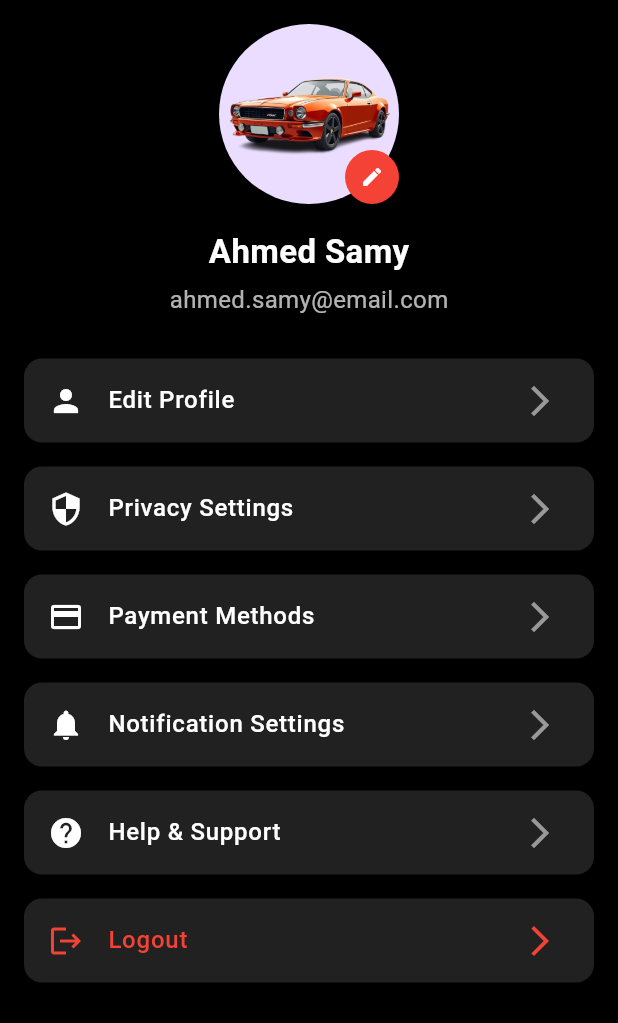
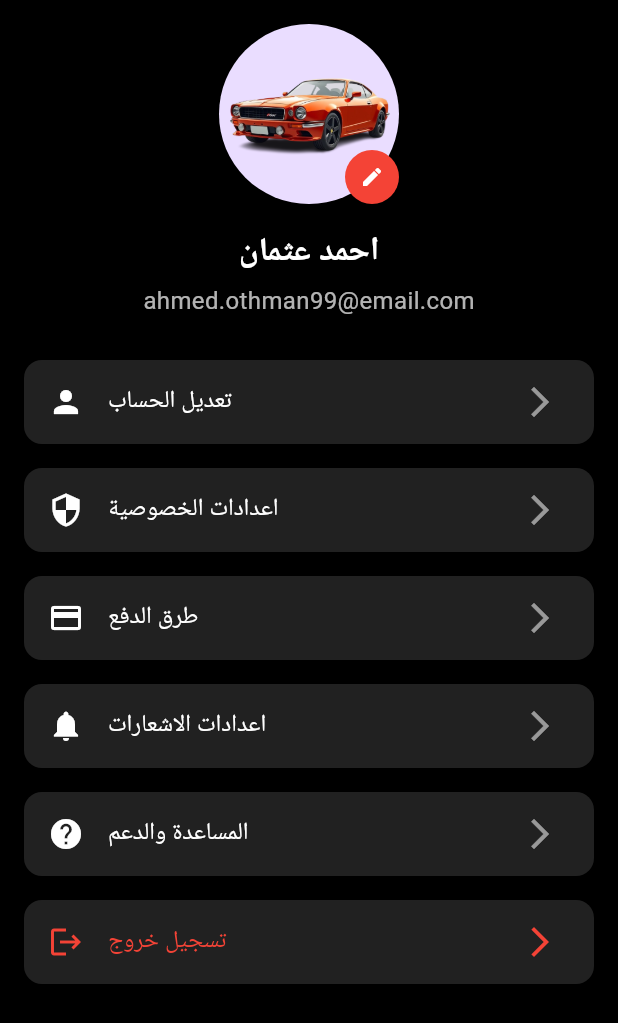
Before and after one commit to ahmedmelsayed74/Rodify, a Flutter app: the ProfileScreen screen opened directly, on a phone screen of 412 x 824 dp. Shown: the top 1023 px of the screen. Run offline on Flutter 3.47's test engine with Material 3 defaults, Android fonts, the light colour scheme and no system bars; our stand-ins replace google_nav_bar.

Commit message:
Update profile_screen.dart

```diff
--- a/lib/profile_screen.dart
+++ b/lib/profile_screen.dart
@@ -66,13 +66,13 @@ class ProfileScreen extends StatelessWidget {
     return Column(
       children: [
         Text(
-          "Ahmed Samy",
+          "احمد عثمان",
           style: TextStyle(
               color: Colors.white, fontSize: 22, fontWeight: FontWeight.bold),
         ),
         SizedBox(height: 5),
         Text(
-          "ahmed.samy@email.com",
+          "ahmed.othman99@email.com",
           style: TextStyle(color: Colors.white70, fontSize: 16),
         ),
       ],
@@ -82,12 +82,12 @@ class ProfileScreen extends StatelessWidget {
   Widget _buildProfileOptions(BuildContext context) {
     return Column(
       children: [
-        _buildOptionTile(Icons.person, "Edit Profile", () {}),
-        _buildOptionTile(Icons.security, "Privacy Settings", () {}),
-        _buildOptionTile(Icons.payment, "Payment Methods", () {}),
-        _buildOptionTile(Icons.notifications, "Notification Settings", () {}),
-        _buildOptionTile(Icons.help, "Help & Support", () {}),
-        _buildOptionTile(Icons.logout, "Logout", () {
+        _buildOptionTile(Icons.person, "تعديل الحساب", () {}),
+        _buildOptionTile(Icons.security, "اعدادات الخصوصية", () {}),
+        _buildOptionTile(Icons.payment, "طرق الدفع", () {}),
+        _buildOptionTile(Icons.notifications, "اعدادات الاشعارات", () {}),
+        _buildOptionTile(Icons.help, "المساعدة والدعم", () {}),
+        _buildOptionTile(Icons.logout, "تسجيل خروج", () {
           _showLogoutConfirmation(context);
         }, isLogout: true),
       ],
@@ -119,16 +119,16 @@ class ProfileScreen extends StatelessWidget {
       context: context,
       builder: (context) => AlertDialog(
         backgroundColor: Colors.black,
-        title: Text("Logout", style: TextStyle(color: Colors.white)),
-        content: Text("Are you sure you want to logout?",
+        title: Text("تسجيل الخروج", style: TextStyle(color: Colors.white)),
+        content: Text("هل انت متاكد من تسجيل الخروج؟",
             style: TextStyle(color: Colors.white70)),
         actions: [
           TextButton(
-            child: Text("Cancel", style: TextStyle(color: Colors.white)),
+            child: Text("الغاء", style: TextStyle(color: Colors.white)),
             onPressed: () => Navigator.pop(context),
           ),
           TextButton(
-            child: Text("Logout", style: TextStyle(color: Colors.red)),
+            child: Text("تسجيل الخروج", style: TextStyle(color: Colors.red)),
             onPressed: () {
               Navigator.pop(context);
               Navigator.of(context).push(
```
